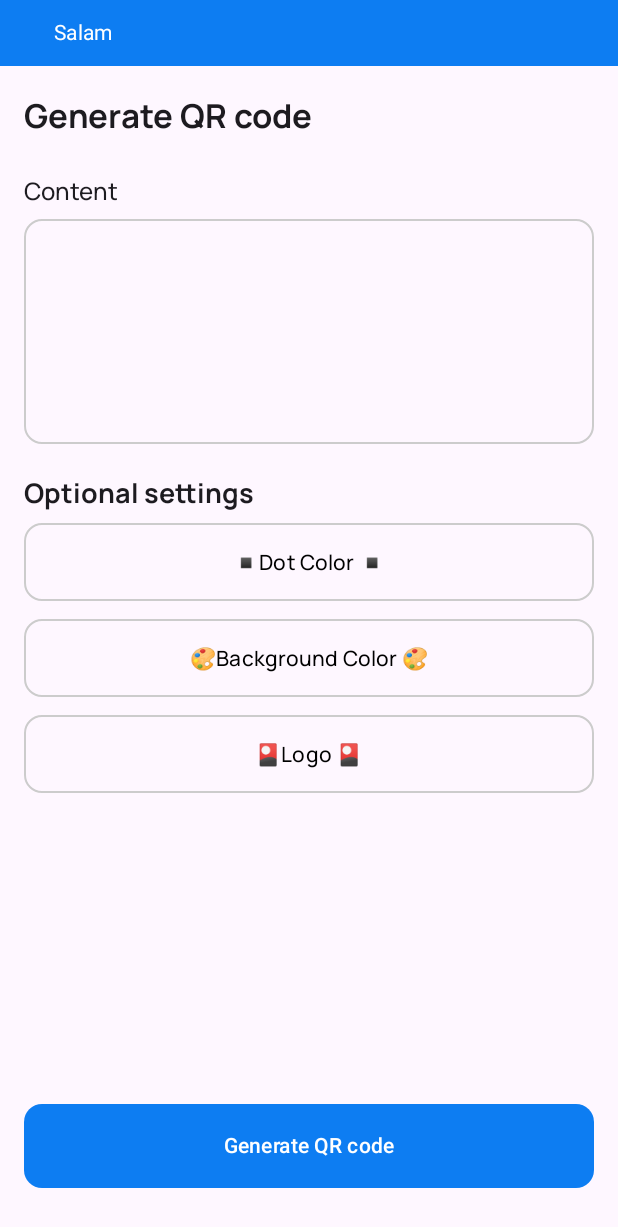
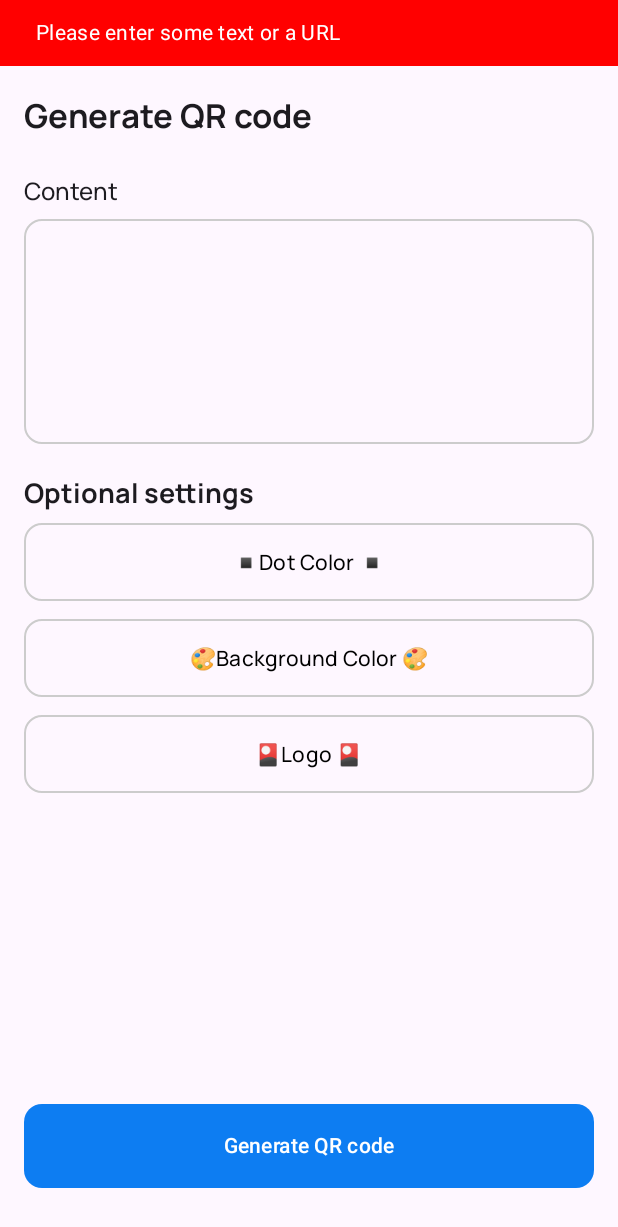
Before and after one commit to zaminalirustemov/HoqqaQR, an Android app built with Jetpack Compose: the screen it shows after launch (MainActivity), after a tap on "Generate QR code", on a phone screen of 412 x 824 dp. Shown: the top 1227 px of the screen. Run offline under Robolectric (Android 15) with nearby library versions, the phone set to English and light mode, and no system bars.

Commit message:
Added snack message

````diff
--- a/app/src/main/java/az/lahza/hoqqaqr/ui/components/QrCodeDialog.kt
+++ b/app/src/main/java/az/lahza/hoqqaqr/ui/components/QrCodeDialog.kt
@@ -1,7 +1,6 @@
 package az.lahza.hoqqaqr.ui.components
 
 import android.graphics.Bitmap
-import android.widget.Toast
 import androidx.compose.runtime.Composable
 import androidx.compose.ui.platform.LocalContext
 import az.lahza.hoqqaqr.R
@@ -12,41 +11,44 @@ import az.lahza.hoqqaqr.utils.saveBitmapToGallery
  *
  * This composable shows a custom dialog (`CustomQrCodeDialog`) with the QR code image and two main actions:
  * - **Dismiss**: Closes the dialog.
- * - **Save to Gallery**: Attempts to save the QR code image to the device's gallery. A toast message is shown
- *   indicating whether the save operation was successful or not.
+ * - **Save to Gallery**: Attempts to save the QR code image to the device's gallery.
+ *   Depending on the outcome of the save operation, appropriate toast messages are displayed to inform the user.
  *
  * The dialog is only shown when the `showQrCodeDialog` flag is `true` and the `bitmap` is not null.
  *
- *
  * ### Behavior:
- *
  * - If the `showQrCodeDialog` is `true` and the `bitmap` is not null, the `CustomQrCodeDialog` is shown.
  * - The user can click the "Save to Gallery" button, which triggers an attempt to save the bitmap to the gallery.
- * - If the bitmap is saved successfully, a toast message is shown to inform the user that the QR code has been saved.
- * - If the save operation fails, a toast message is shown indicating the failure.
+ * - On successful save, `onSuccess` is invoked with a success message, and a toast message is shown to the user.
+ * - On failure to save, `onError` is invoked with an error message, and a toast message is shown to the user.
  *
  * ### Example:
  * ```kotlin
  * QrCodeDialog(
  *    bitmap = generatedQrCodeBitmap,
  *    showQrCodeDialog = true,
- *    onDismiss = { /* Handle dialog dismiss */ }
+ *    onDismiss = { /* Handle dialog dismiss */ },
+ *    onSuccess = { message -> /* Handle success outcome */ },
+ *    onError = { message -> /* Handle error outcome */ }
  * )
  * ```
  *
  * @param bitmap The QR code image to display and save.
  * @param showQrCodeDialog Boolean flag to control visibility of the dialog.
  * @param onDismiss Lambda function to handle dismissing the dialog.
+ * @param onSuccess Lambda function invoked when the save operation is successful. It passes a success message.
+ * @param onError Lambda function invoked when the save operation fails. It passes an error message.
  *
  * @see CustomQrCodeDialog for the dialog UI.
  * @see saveBitmapToGallery for the gallery saving logic.
- *
  */
 @Composable
 fun QrCodeDialog(
     bitmap: Bitmap?,
     showQrCodeDialog: Boolean,
-    onDismiss: () -> Unit
+    onDismiss: () -> Unit,
+    onSuccess: (String) -> Unit,
+    onError: (String) -> Unit,
 ) {
     val context = LocalContext.current
 
@@ -61,8 +63,10 @@ fun QrCodeDialog(
                 val message =
                     if (isSaved) R.string.qr_code_saved_to_gallery else R.string.qr_code_save_failed
 
-                Toast.makeText(context, message, Toast.LENGTH_SHORT).show()
-            }
+                if (isSaved) onSuccess.invoke(context.getString(message))
+                else onError.invoke(context.getString(message))
+            },
+            onError = onError
         )
     }
 }
--- a/app/src/main/java/az/lahza/hoqqaqr/ui/components/snack/SnackComponents.kt
+++ b/app/src/main/java/az/lahza/hoqqaqr/ui/components/snack/SnackComponents.kt
@@ -24,21 +24,40 @@ import androidx.compose.ui.Alignment
 import androidx.compose.ui.Modifier
 import androidx.compose.ui.graphics.Color
 import androidx.compose.ui.graphics.RectangleShape
+import androidx.compose.ui.res.stringResource
 import androidx.compose.ui.text.style.TextOverflow
 import androidx.compose.ui.unit.Dp
-import androidx.compose.ui.unit.dp
+import az.lahza.hoqqaqr.R
 import az.lahza.hoqqaqr.ui.state.SnackState
+import az.lahza.hoqqaqr.ui.theme.Dimens
 import kotlinx.coroutines.delay
 
-
+/**
+ * Displays a custom snack bar with configurable properties and animations.
+ *
+ * This composable function provides a customizable snack bar that appears over
+ * the existing content. It supports custom entry and exit animations and allows
+ * adjustment of its appearance through parameters such as padding and colors.
+ * The snack visibility is managed by [SnackState], and it automatically hides
+ * after a specified duration.
+ *
+ * @param state The [SnackState] that controls the visibility and content of the snack.
+ * @param duration The duration in milliseconds for which the snack should remain visible before hiding.
+ * @param containerColor The background color of the snack container.
+ * @param contentColor The color of the text content inside the snack.
+ * @param verticalPadding The vertical padding applied inside the snack.
+ * @param horizontalPadding The horizontal padding applied inside the snack.
+ * @param enterAnimation The animation played when the snack becomes visible.
+ * @param exitAnimation The animation played when the snack disappears.
+ */
 @Composable
 fun HoqqaSnack(
     state: SnackState,
     duration: Long = 3000L,
     containerColor: Color = Color(0xFF0D7DF2),
     contentColor: Color = Color.White,
-    verticalPadding: Dp = 12.dp,
-    horizontalPadding: Dp = 12.dp,
+    verticalPadding: Dp = Dimens.ExtraLarge,
+    horizontalPadding: Dp = Dimens.ExtraLarge,
     enterAnimation: EnterTransition = expandVertically(
         animationSpec = tween(delayMillis = 300),
         expandFrom = Alignment.Top
@@ -48,9 +67,11 @@ fun HoqqaSnack(
         shrinkTowards = Alignment.Top
     )
 ) {
-    val showSnack by state.showSnack.collectAsState()
-    if (showSnack) {
-        LaunchedEffect(key1 = state) {
+    val isShowingSnack by state.showSnack.collectAsState()
+
+    // Handle the snack visibility with a side effect
+    LaunchedEffect(isShowingSnack) {
+        if (isShowingSnack) {
             delay(duration)
             state.hideSnack()
         }
@@ -58,7 +79,7 @@ fun HoqqaSnack(
 
     Box(modifier = Modifier.fillMaxSize()) {
         AnimatedVisibility(
-            visible = state.isNotEmpty() && showSnack,
+            visible = state.isNotEmpty() && isShowingSnack,
             enter = enterAnimation,
             exit = exitAnimation
         ) {
@@ -73,7 +94,21 @@ fun HoqqaSnack(
     }
 }
 
-
+/**
+ * A basic composable function that constructs the UI for a snack message.
+ *
+ * This function creates a [Surface] that holds a [Text] composable for displaying
+ * a message. It uses a [Row] to align the text properly within the padded area.
+ * The text can display a fallback message if none is provided. The function allows
+ * customization of the snack's appearance via its parameters.
+ *
+ * @param message The message to display inside the snack. If null, a default message
+ *                from resources (R.string.no_message_provided) is used.
+ * @param containerColor The color of the snack's background container.
+ * @param contentColor The color of the text displayed in the snack.
+ * @param verticalPadding The vertical padding applied within the snack container.
+ * @param horizontalPadding The horizontal padding applied within the snack container.
+ */
 @Composable
 fun Snack(
     message: String?,
@@ -91,18 +126,18 @@ fun Snack(
     ) {
         Row(
             modifier = Modifier
-                .padding(all = verticalPadding)
+                .padding(vertical = verticalPadding)
                 .padding(horizontal = horizontalPadding),
             verticalAlignment = Alignment.CenterVertically,
             horizontalArrangement = Arrangement.Start
         ) {
             Text(
-                text = message ?: "???",
+                text = message ?: stringResource(R.string.no_message_provided),
                 color = contentColor,
                 style = MaterialTheme.typography.bodyMedium,
                 modifier = Modifier
                     .weight(1f)
-                    .padding(start = 12.dp),
+                    .padding(start = Dimens.ExtraLarge),
                 overflow = TextOverflow.Ellipsis,
                 maxLines = 1
             )
--- a/app/src/main/java/az/lahza/hoqqaqr/ui/screens/GenerateQrCodeScreen.kt
+++ b/app/src/main/java/az/lahza/hoqqaqr/ui/screens/GenerateQrCodeScreen.kt
@@ -106,6 +106,9 @@ fun GenerateQrCodeScreen(innerPadding: PaddingValues) {
     isSettingsChanged =
         dotColor != Color.Black || backgroundColor != Color.White || logoBitmap != null
 
+    val errorSnackState = rememberSnackState()
+    val successSnackState = rememberSnackState()
+
     Box(modifier = Modifier
         .fillMaxSize()
         .padding(innerPadding)
@@ -150,9 +153,15 @@ fun GenerateQrCodeScreen(innerPadding: PaddingValues) {
             )
         }
 
-        val success = rememberSnackState()
+        HoqqaSnack(
+            state = errorSnackState,
+            containerColor = Color.Red
+        )
 
-        HoqqaSnack(state = success)
+        HoqqaSnack(
+            state = successSnackState,
+            containerColor = Color(0xFF0D7DF2)
+        )
 
         GenerateQrButton(
             modifier = Modifier
@@ -160,14 +169,7 @@ fun GenerateQrCodeScreen(innerPadding: PaddingValues) {
                 .align(Alignment.BottomCenter),
             onClick = {
                 if (content.isEmpty()) {
-
-                    success.addMessage("Salam")
-//
-//                    Toast.makeText(
-//                        context,
-//                        context.getString(R.string.enter_content_toast),
-//                        Toast.LENGTH_SHORT
-//                    ).show()
+                    errorSnackState.showSnack(context.getString(R.string.enter_content_toast))
                 } else {
                     bitmap = generateQRCode(
                         content, dotColor, backgroundColor, logo = logoBitmap
@@ -198,6 +200,8 @@ fun GenerateQrCodeScreen(innerPadding: PaddingValues) {
     QrCodeDialog(
         bitmap = bitmap,
         showQrCodeDialog = showQrCodeDialog,
-        onDismiss = { showQrCodeDialog = false }
+        onDismiss = { showQrCodeDialog = false },
+        onError = { errorSnackState.showSnack(it) },
+        onSuccess = {successSnackState.showSnack(it)}
     )
 }
--- a/app/src/main/java/az/lahza/hoqqaqr/ui/state/SnackState.kt
+++ b/app/src/main/java/az/lahza/hoqqaqr/ui/state/SnackState.kt
@@ -6,6 +6,15 @@ import kotlinx.coroutines.flow.MutableStateFlow
 import kotlinx.coroutines.flow.StateFlow
 import kotlinx.coroutines.flow.asStateFlow
 
+/**
+ * Manages the state for displaying snack messages within the application.
+ *
+ * This class encapsulates the logic necessary to control snack visibility and manage message content.
+ * It uses a combination of mutable state and state flows to update and observe snack properties reactively.
+ *
+ * @property message The currently displayed message in the snack. It is nullable, allowing for no message.
+ * @property showSnack A flow representing the visibility of the snack. It is observed to trigger UI updates.
+ */
 class SnackState {
     private val _message = mutableStateOf<String?>(null)
     val message: State<String?> = _message
@@ -13,7 +22,7 @@ class SnackState {
     private val _showSnack = MutableStateFlow(false)
     val showSnack: StateFlow<Boolean> = _showSnack.asStateFlow()
 
-    fun addMessage(message: String) {
+    fun showSnack(message: String) {
         _message.value = message
         _showSnack.value = true
     }
--- a/app/src/main/res/values/strings.xml
+++ b/app/src/main/res/values/strings.xml
@@ -40,4 +40,6 @@
 
     <string name="text_cannot_be_empty">Text cannot be empty</string>
     <string name="qr_code_invalid">QR code is invalid</string>
+
+    <string name="no_message_provided">No message provided</string>
 </resources>
````
Also changed, not shown: app/src/main/java/az/lahza/hoqqaqr/ui/components/ActionButtons.kt (+9 -2 lines), app/src/main/java/az/lahza/hoqqaqr/ui/components/CustomQrCodeDialog.kt (+12 -5 lines), app/src/main/java/az/lahza/hoqqaqr/ui/components/snack/SnackHelpers.kt (+7 -1 lines), app/src/main/java/az/lahza/hoqqaqr/utils/ImageUtils.kt (+13 -13 lines).
